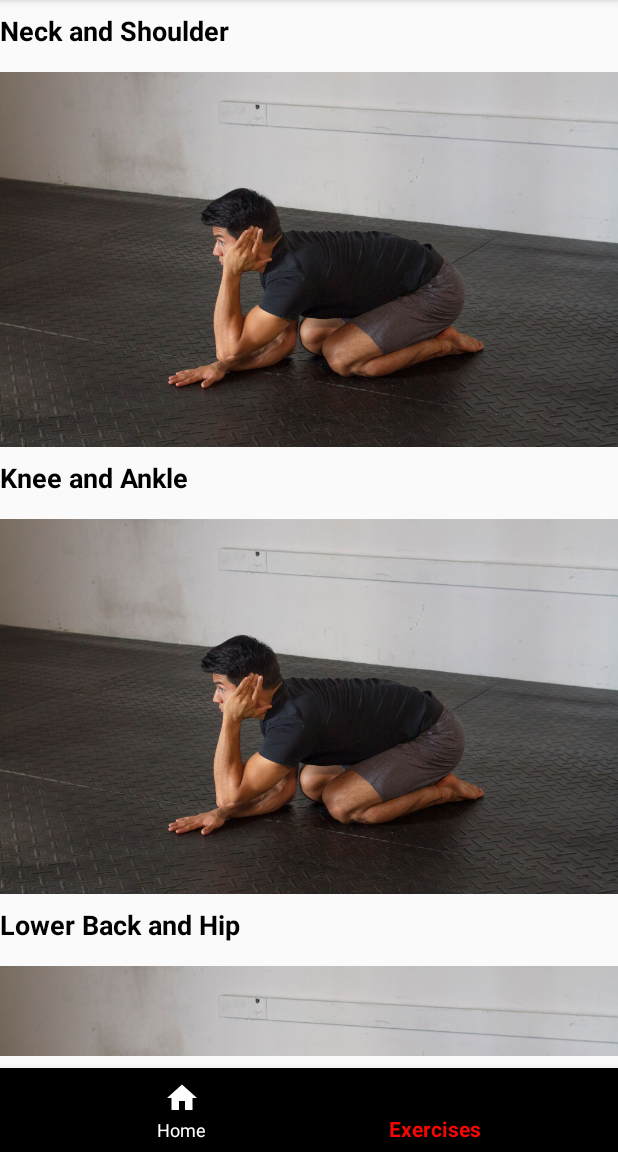
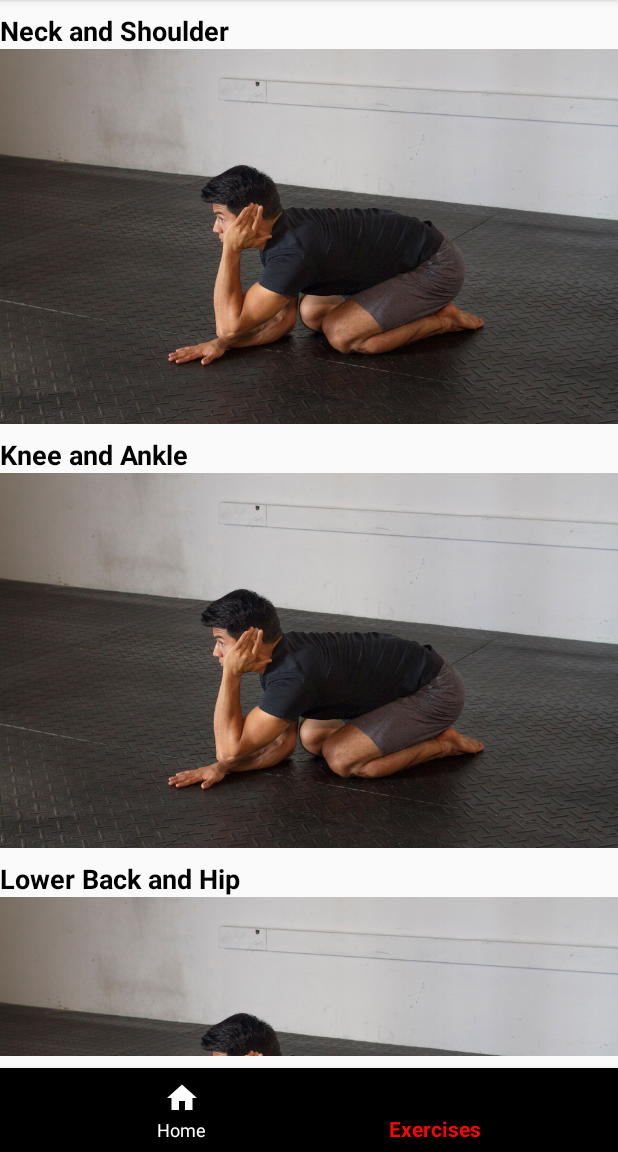
Before and after one commit to alexnassif/WorkoutByWill-android, an Android app: the screen it shows after launch (MainActivity), item 2 of the bottom bar chosen, on a phone screen of 412 x 824 dp, the part 84-1236 px from its top. Run offline under Robolectric (Android 15) with nearby library versions, the phone set to English and light mode, and no system bars; our stand-ins replace Firebase (no records; nobody signed in at launch, a user with empty details on screens opened directly).

Commit message:
fixed flicker

```diff
--- a/app/src/main/java/com/alexnassif/mobile/workoutbywill/Adapters/BodyPartRecyclerAdapter.kt
+++ b/app/src/main/java/com/alexnassif/mobile/workoutbywill/Adapters/BodyPartRecyclerAdapter.kt
@@ -36,9 +36,9 @@ class BodyPartRecyclerAdapter(val context: Context, val exCategories: List<Categ
         fun bindCategory(category: Category, context: Context){
             val resourceId = context.resources.getIdentifier(category.image, "drawable", context.packageName)
             categoryName?.text = category.title
-            if (categoryImage != null) {
-                Glide.with(context).load(resourceId).into(categoryImage)
-            }
+           // categoryImage?.setImageResource(resourceId)
+
+            Glide.with(context).load(resourceId).into(categoryImage!!)
 
             itemView.setOnClickListener {
                 itemClick(category)
--- a/app/src/main/java/com/alexnassif/mobile/workoutbywill/MainActivity.kt
+++ b/app/src/main/java/com/alexnassif/mobile/workoutbywill/MainActivity.kt
@@ -40,12 +40,16 @@ class MainActivity : AppCompatActivity() {
     override fun onCreate(savedInstanceState: Bundle?) {
         super.onCreate(savedInstanceState)
         setContentView(R.layout.activity_main)
-
+        selectedFragment = WorkoutFragment.newInstance("hello", "world")
+        supportFragmentManager
+                .beginTransaction()
+                .add(R.id.content_frame, selectedFragment, selectedFragment.javaClass.getSimpleName())
+                .commit()
         navigation.setOnNavigationItemSelectedListener(mOnNavigationItemSelectedListener)
 
         setSupportActionBar(app_toolbar)
         supportActionBar?.setLogo(R.drawable.logo)
-        selectedFragment = WorkoutFragment.newInstance("hello", "world")
-        addFragment(selectedFragment)
+
+
     }
 }
--- a/app/src/main/res/layout/bp_ex_rowcell.xml
+++ b/app/src/main/res/layout/bp_ex_rowcell.xml
@@ -8,7 +8,7 @@
     <TextView
         android:id="@+id/bodypartTextView"
         android:layout_width="0dp"
-        android:layout_height="40dp"
+        android:layout_height="wrap_content"
         android:layout_marginTop="8dp"
         android:textColor="@color/colorPrimary"
         android:textSize="18sp"
@@ -27,6 +27,5 @@
         android:scaleType="centerCrop"
         app:layout_constraintEnd_toEndOf="parent"
         app:layout_constraintStart_toStartOf="parent"
-        app:layout_constraintTop_toBottomOf="@+id/bodypartTextView"
-        app:srcCompat="@drawable/placeholderpic" />
+        app:layout_constraintTop_toBottomOf="@+id/bodypartTextView" />
 </android.support.constraint.ConstraintLayout>
```
